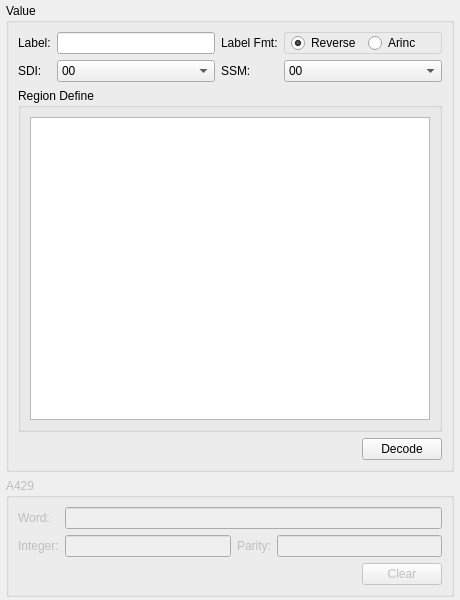
This is src/gui/value2a429.ui in sslnjz/a429parser as Qt 5 draws it before an edit. The edited form follows.
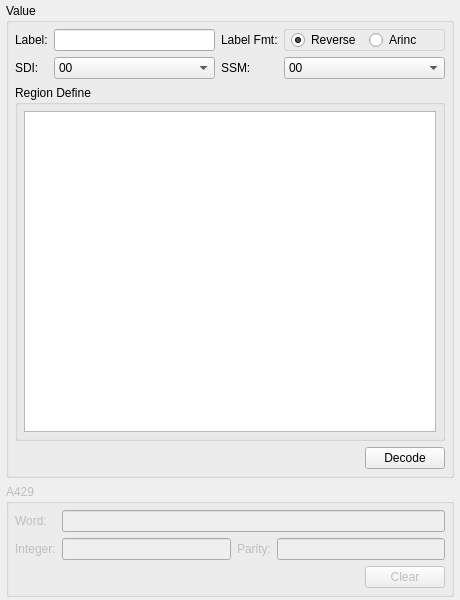
This is the edited form. Custom widgets are drawn as their Qt base class.

Patch:
```diff
--- a/src/gui/value2a429.ui
+++ b/src/gui/value2a429.ui
@@ -32,6 +32,21 @@
       <string>Value</string>
      </property>
      <layout class="QGridLayout" name="gridLayout_2">
+      <property name="leftMargin">
+       <number>6</number>
+      </property>
+      <property name="topMargin">
+       <number>6</number>
+      </property>
+      <property name="rightMargin">
+       <number>6</number>
+      </property>
+      <property name="bottomMargin">
+       <number>6</number>
+      </property>
+      <property name="spacing">
+       <number>6</number>
+      </property>
       <item row="0" column="0">
        <widget class="QLabel" name="label">
         <property name="sizePolicy">
@@ -148,6 +163,21 @@
          <string>Region Define</string>
         </property>
         <layout class="QGridLayout" name="gridLayout_3">
+         <property name="leftMargin">
+          <number>6</number>
+         </property>
+         <property name="topMargin">
+          <number>6</number>
+         </property>
+         <property name="rightMargin">
+          <number>6</number>
+         </property>
+         <property name="bottomMargin">
+          <number>6</number>
+         </property>
+         <property name="spacing">
+          <number>6</number>
+         </property>
          <item row="0" column="0">
           <widget class="A429BitsSetView" name="tableViewValueRegion">
            <property name="alternatingRowColors">
@@ -244,6 +274,21 @@
       <string>A429</string>
      </property>
      <layout class="QGridLayout" name="gridLayout_4">
+      <property name="leftMargin">
+       <number>6</number>
+      </property>
+      <property name="topMargin">
+       <number>6</number>
+      </property>
+      <property name="rightMargin">
+       <number>6</number>
+      </property>
+      <property name="bottomMargin">
+       <number>6</number>
+      </property>
+      <property name="spacing">
+       <number>6</number>
+      </property>
       <item row="1" column="0" colspan="2">
        <widget class="QLabel" name="label_6">
         <property name="text">
```
